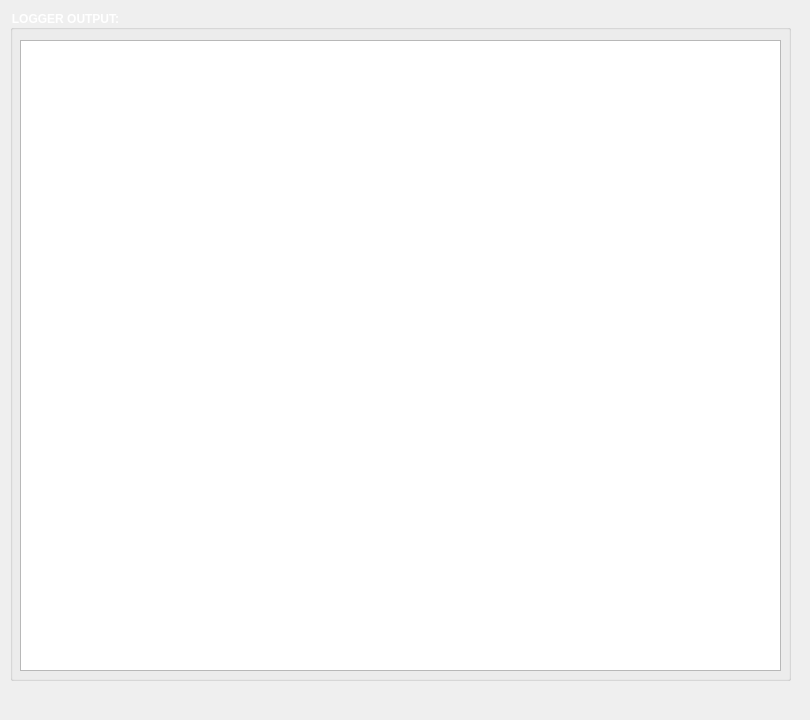
First picture: the form in RubberContractBridge/gui/loggerwindow.ui, repository CFWagner/EPE321-RubberContractBridge, before the edit.
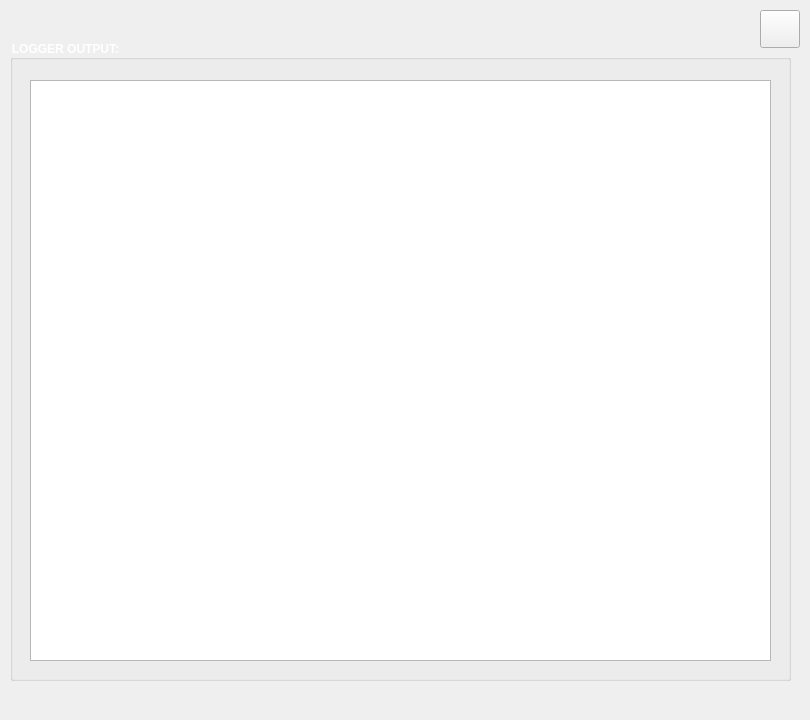
Second picture: the form after the edit.

Diff of the .ui file:
```diff
--- a/RubberContractBridge/gui/loggerwindow.ui
+++ b/RubberContractBridge/gui/loggerwindow.ui
@@ -17,9 +17,9 @@
    <property name="geometry">
     <rect>
      <x>10</x>
-     <y>10</y>
+     <y>40</y>
      <width>781</width>
-     <height>671</height>
+     <height>641</height>
     </rect>
    </property>
    <property name="styleSheet">
@@ -33,14 +33,33 @@
    <widget class="QPlainTextEdit" name="plainTextEdit">
     <property name="geometry">
      <rect>
-      <x>10</x>
-      <y>30</y>
-      <width>761</width>
-      <height>631</height>
+      <x>20</x>
+      <y>40</y>
+      <width>741</width>
+      <height>581</height>
      </rect>
     </property>
    </widget>
   </widget>
+  <widget class="QPushButton" name="button_exit">
+   <property name="geometry">
+    <rect>
+     <x>760</x>
+     <y>10</y>
+     <width>40</width>
+     <height>38</height>
+    </rect>
+   </property>
+   <property name="text">
+    <string/>
+   </property>
+   <property name="iconSize">
+    <size>
+     <width>50</width>
+     <height>50</height>
+    </size>
+   </property>
+  </widget>
  </widget>
  <resources/>
  <connections/>
```
